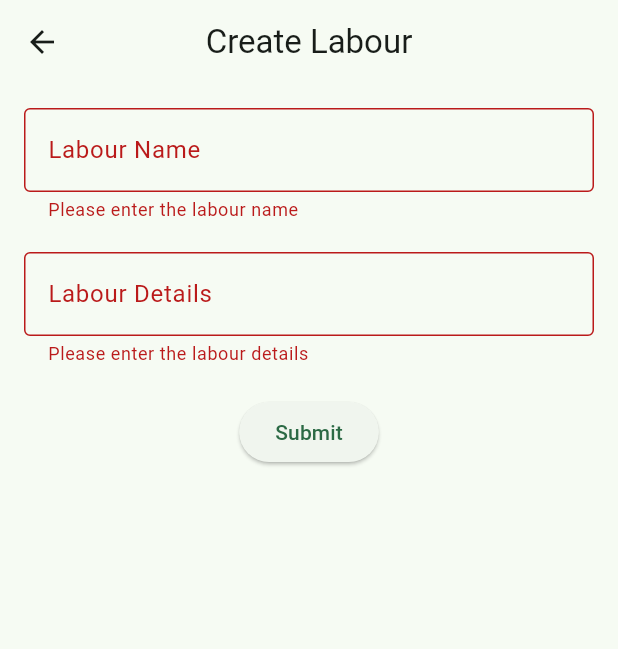
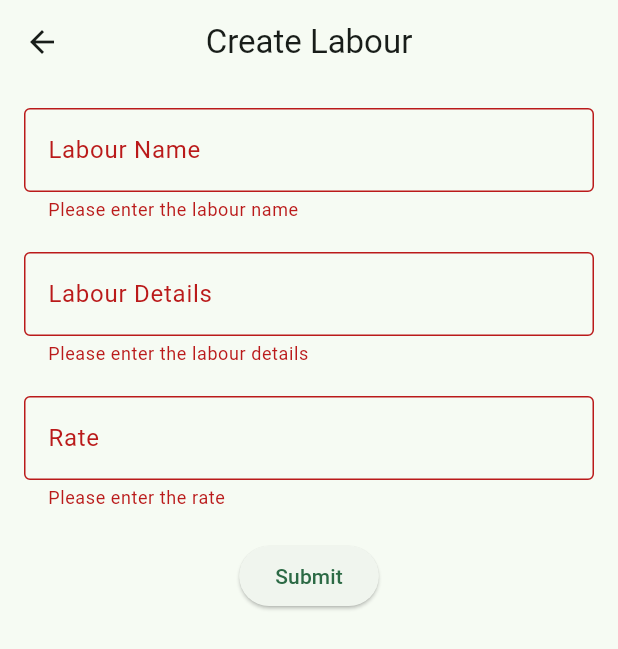
Before and after one commit to Dev-Kings/teafarmpro-mobile, a Flutter app: the LabourFormScreen screen opened directly, after a tap on "Submit", on a phone screen of 412 x 824 dp. Shown: the top 649 px of the screen. Run offline on Flutter 3.47's test engine with Material 3 defaults, Android fonts, the phone set to English and light mode, and no system bars; our stand-ins replace flutter_secure_storage; accounts and stored records are empty; network calls fail.

```diff
--- a/lib/models/employee.dart
+++ b/lib/models/employee.dart
@@ -31,7 +31,7 @@ class Employee {
   String? getLabourType(List<Labour> labourList) {
     final labour = labourList.firstWhere(
       (labour) => labour.id == labourId,
-      orElse: () => Labour(id: 'unknown', name: 'Unknown'),
+      orElse: () => Labour(id: 'unknown', name: 'Unknown', rate: 0.0),
     );
     return labour.name;
   }
--- a/lib/models/labour.dart
+++ b/lib/models/labour.dart
@@ -2,14 +2,16 @@ class Labour {
   final String? id;
   final String? name;
   String? details;
+  final double rate;
 
-  Labour({this.id, this.name, this.details});
+  Labour({required this.rate, this.id, this.name, this.details});
 
   factory Labour.fromJson(Map<String, dynamic> json) {
     return Labour(
       id: json['id'] ?? '',
       name: json['type'] ?? '',
       details: json['description'] ?? '',
+      rate: json['rate'] ?? 0.0,
     );
   }
 }
--- a/lib/screens/forms/labour.dart
+++ b/lib/screens/forms/labour.dart
@@ -1,4 +1,5 @@
 import 'package:flutter/material.dart';
+import 'package:flutter/services.dart';
 import 'package:teafarm_pro/models/labour.dart';
 import 'package:teafarm_pro/utils/api.dart';
 
@@ -14,16 +15,18 @@
   final _formKey = GlobalKey<FormState>();
   late TextEditingController _labourNameController;
   late TextEditingController _labourDetailsController;
+  late TextEditingController _rateController;
 
   @override
   void initState() {
     super.initState();
     _labourNameController = TextEditingController();
     _labourDetailsController = TextEditingController();
-
+    _rateController = TextEditingController();
     if (widget.labour != null) {
       _labourNameController.text = widget.labour!.name ?? '';
       _labourDetailsController.text = widget.labour!.details ?? '';
+      _rateController.text = widget.labour!.rate.toString();
     }
   }
 
@@ -31,6 +34,7 @@
   void dispose() {
     _labourNameController.dispose();
     _labourDetailsController.dispose();
+    _rateController.dispose();
     super.dispose();
   }
 
@@ -41,12 +45,14 @@
         id: widget.labour!.id,
         labourType: _labourNameController.text.trim(),
         description: _labourDetailsController.text.trim(),
+        rate: double.parse(_rateController.text.trim()),
       );
     } else {
       // Create new labour
       return await APIService().saveLabour(
         labourType: _labourNameController.text.trim(),
         description: _labourDetailsController.text.trim(),
+        rate: double.parse(_rateController.text.trim()),
       );
     }
   }
@@ -94,6 +100,26 @@
                 },
               ),
               const SizedBox(height: 20),
+              TextFormField(
+                controller: _rateController,
+                keyboardType: const TextInputType.numberWithOptions(
+                  decimal: true,
+                ),
+                inputFormatters: [
+                  FilteringTextInputFormatter.allow(RegExp(r'^\d+\.?\d{0,2}')),
+                ],
+                decoration: const InputDecoration(
+                  labelText: 'Rate',
+                  border: OutlineInputBorder(),
+                ),
+                validator: (value) {
+                  if (value == null || value.isEmpty) {
+                    return 'Please enter the rate';
+                  }
+                  return null;
+                },
+              ),
+              const SizedBox(height: 20),
               ElevatedButton(
                 onPressed: () async {
                   if (_formKey.currentState?.validate() ?? false) {
--- a/lib/screens/login.dart
+++ b/lib/screens/login.dart
@@ -1,7 +1,9 @@
 import 'dart:ui';
 import 'package:flutter/material.dart';
 import 'package:flutter/services.dart';
+import 'package:provider/provider.dart';
 import 'package:teafarm_pro/utils/api.dart';
+import 'package:teafarm_pro/utils/data_provider.dart';
 import '../utils/text.dart';
 
 class LoginScreen extends StatefulWidget {
@@ -60,6 +62,7 @@ class _LoginScreenState extends State<LoginScreen> {
     });
 
     if (response.success) {
+      Provider.of<DataProvider>(context, listen: false).fetchInitialData();
       // Navigate to the home screen
       Navigator.pushNamed(context, '/home');
     } else {
--- a/lib/utils/api.dart
+++ b/lib/utils/api.dart
@@ -128,6 +128,7 @@ class APIService {
   Future<APIResponse> saveLabour({
     required String labourType,
     required String description,
+    required double rate,
     String? id, // Optional parameter for editing
   }) async {
     final token = await getAccessToken();
@@ -144,10 +145,11 @@ class APIService {
                 'Content-Type': 'application/json; charset=UTF-8',
                 'Authorization': 'Bearer $token',
               },
-              body: jsonEncode(<String, String>{
+              body: jsonEncode(<String, dynamic>{
                 'id': id,
                 'type': labourType,
                 'description': description,
+                'rate': rate,
               }),
             )
           : http.post(
@@ -157,9 +159,10 @@ class APIService {
                 'Content-Type': 'application/json; charset=UTF-8',
                 'Authorization': 'Bearer $token',
               },
-              body: jsonEncode(<String, String>{
+              body: jsonEncode(<String, dynamic>{
                 'type': labourType,
                 'description': description,
+                'rate': rate,
               }),
             ));
 
@@ -179,7 +182,10 @@ class APIService {
         if (newAccessToken.isNotEmpty) {
           await storeUserAndToken('access_token', newAccessToken);
           return saveLabour(
-              labourType: labourType, description: description, id: id);
+              labourType: labourType,
+              description: description,
+              id: id,
+              rate: rate);
         } else {
           return APIResponse(
               success: false,
@@ -205,6 +211,8 @@ class APIService {
           'Authorization': 'Bearer $token',
         },
       );
+
+      print(response.body);
 
       if (response.statusCode == 200) {
         final Map<String, dynamic> data = jsonDecode(response.body);
--- a/pubspec.yaml
+++ b/pubspec.yaml
@@ -37,6 +37,7 @@ dependencies:
   http: ^1.2.2
   flutter_secure_storage: ^9.2.2
   fl_chart: ^0.70.0
+  provider: ^6.1.2
 
 dev_dependencies:
   flutter_test:
```
Also changed, not shown: lib/main.dart (+10 -1 lines), lib/screens/employee.dart (+20 -72 lines), lib/screens/home.dart (+10 -2 lines), lib/screens/labour.dart (+31 -54 lines), lib/utils/data_provider.dart (added, +79 -0 lines), pubspec.lock.
